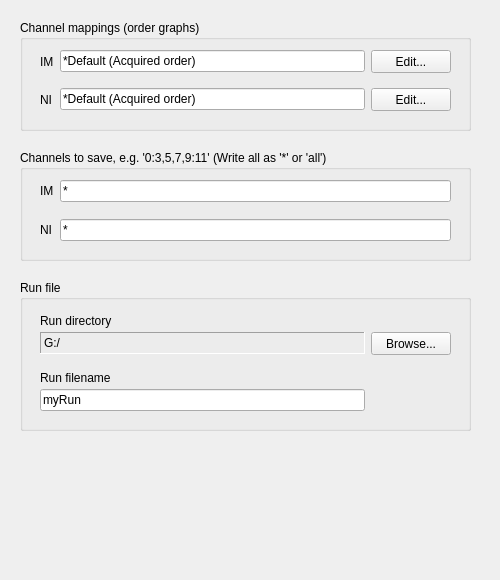
Above: Forms/SeeNSaveTab.ui from billkarsh/SpikeGLX before the change. Below: the same form after it.
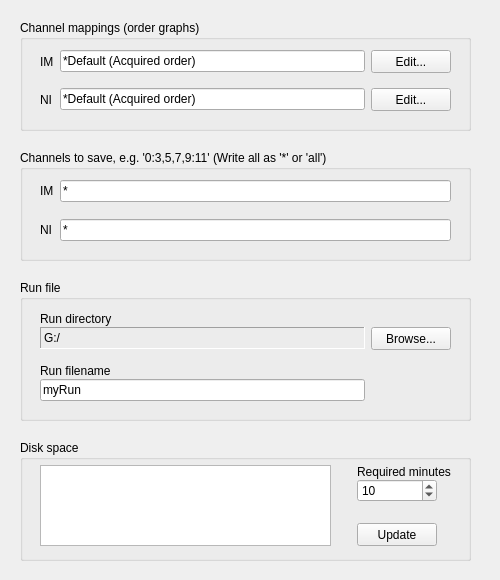
That is the form after the change.

Commit message: Add disk space calculator

```diff
--- a/Forms/SeeNSaveTab.ui
+++ b/Forms/SeeNSaveTab.ui
@@ -233,7 +233,7 @@
      <x>20</x>
      <y>280</y>
      <width>451</width>
-     <height>151</height>
+     <height>141</height>
     </rect>
    </property>
    <property name="title">
@@ -245,7 +245,7 @@
       <x>20</x>
       <y>30</y>
       <width>411</width>
-      <height>101</height>
+      <height>91</height>
      </rect>
     </property>
     <layout class="QGridLayout" name="gridLayout">
@@ -329,9 +329,15 @@
        <property name="frameShadow">
         <enum>QFrame::Sunken</enum>
        </property>
+       <property name="midLineWidth">
+        <number>1</number>
+       </property>
        <property name="text">
         <string>G:/</string>
        </property>
+       <property name="margin">
+        <number>0</number>
+       </property>
       </widget>
      </item>
      <item row="3" column="1">
@@ -366,6 +372,161 @@
     </layout>
    </widget>
   </widget>
+  <widget class="QGroupBox" name="diskGB">
+   <property name="geometry">
+    <rect>
+     <x>20</x>
+     <y>440</y>
+     <width>451</width>
+     <height>121</height>
+    </rect>
+   </property>
+   <property name="title">
+    <string>Disk space</string>
+   </property>
+   <widget class="QWidget" name="gridLayoutWidget_4">
+    <property name="geometry">
+     <rect>
+      <x>20</x>
+      <y>25</y>
+      <width>411</width>
+      <height>81</height>
+     </rect>
+    </property>
+    <layout class="QGridLayout" name="gridLayout_4">
+     <property name="horizontalSpacing">
+      <number>6</number>
+     </property>
+     <property name="verticalSpacing">
+      <number>0</number>
+     </property>
+     <item row="2" column="2">
+      <widget class="QSpinBox" name="diskSB">
+       <property name="sizePolicy">
+        <sizepolicy hsizetype="Minimum" vsizetype="Preferred">
+         <horstretch>0</horstretch>
+         <verstretch>0</verstretch>
+        </sizepolicy>
+       </property>
+       <property name="minimumSize">
+        <size>
+         <width>0</width>
+         <height>20</height>
+        </size>
+       </property>
+       <property name="maximum">
+        <number>2000</number>
+       </property>
+       <property name="singleStep">
+        <number>10</number>
+       </property>
+       <property name="value">
+        <number>10</number>
+       </property>
+      </widget>
+     </item>
+     <item row="1" column="2" colspan="2">
+      <widget class="QLabel" name="label_5">
+       <property name="sizePolicy">
+        <sizepolicy hsizetype="MinimumExpanding" vsizetype="Minimum">
+         <horstretch>0</horstretch>
+         <verstretch>0</verstretch>
+        </sizepolicy>
+       </property>
+       <property name="minimumSize">
+        <size>
+         <width>0</width>
+         <height>13</height>
+        </size>
+       </property>
+       <property name="text">
+        <string>Required minutes</string>
+       </property>
+      </widget>
+     </item>
+     <item row="4" column="2">
+      <widget class="QPushButton" name="diskBut">
+       <property name="sizePolicy">
+        <sizepolicy hsizetype="Minimum" vsizetype="Minimum">
+         <horstretch>0</horstretch>
+         <verstretch>0</verstretch>
+        </sizepolicy>
+       </property>
+       <property name="minimumSize">
+        <size>
+         <width>0</width>
+         <height>23</height>
+        </size>
+       </property>
+       <property name="text">
+        <string>Update</string>
+       </property>
+      </widget>
+     </item>
+     <item row="2" column="3">
+      <spacer name="horizontalSpacer_2">
+       <property name="orientation">
+        <enum>Qt::Horizontal</enum>
+       </property>
+       <property name="sizeHint" stdset="0">
+        <size>
+         <width>6</width>
+         <height>20</height>
+        </size>
+       </property>
+      </spacer>
+     </item>
+     <item row="1" column="0" rowspan="4">
+      <widget class="QTextEdit" name="diskTE">
+       <property name="sizePolicy">
+        <sizepolicy hsizetype="Expanding" vsizetype="Expanding">
+         <horstretch>1</horstretch>
+         <verstretch>0</verstretch>
+        </sizepolicy>
+       </property>
+       <property name="focusPolicy">
+        <enum>Qt::NoFocus</enum>
+       </property>
+       <property name="undoRedoEnabled">
+        <bool>false</bool>
+       </property>
+       <property name="readOnly">
+        <bool>true</bool>
+       </property>
+      </widget>
+     </item>
+     <item row="3" column="2">
+      <spacer name="verticalSpacer_2">
+       <property name="orientation">
+        <enum>Qt::Vertical</enum>
+       </property>
+       <property name="sizeType">
+        <enum>QSizePolicy::MinimumExpanding</enum>
+       </property>
+       <property name="sizeHint" stdset="0">
+        <size>
+         <width>20</width>
+         <height>2</height>
+        </size>
+       </property>
+      </spacer>
+     </item>
+     <item row="2" column="1">
+      <spacer name="horizontalSpacer">
+       <property name="orientation">
+        <enum>Qt::Horizontal</enum>
+       </property>
+       <property name="sizeHint" stdset="0">
+        <size>
+         <width>20</width>
+         <height>20</height>
+        </size>
+       </property>
+      </spacer>
+     </item>
+    </layout>
+   </widget>
+  </widget>
  </widget>
  <tabstops>
   <tabstop>imChnMapLE</tabstop>
```
Left out of the diff: 2 changed lines with no effect on the pictures. The commit also changes 8 other files.
